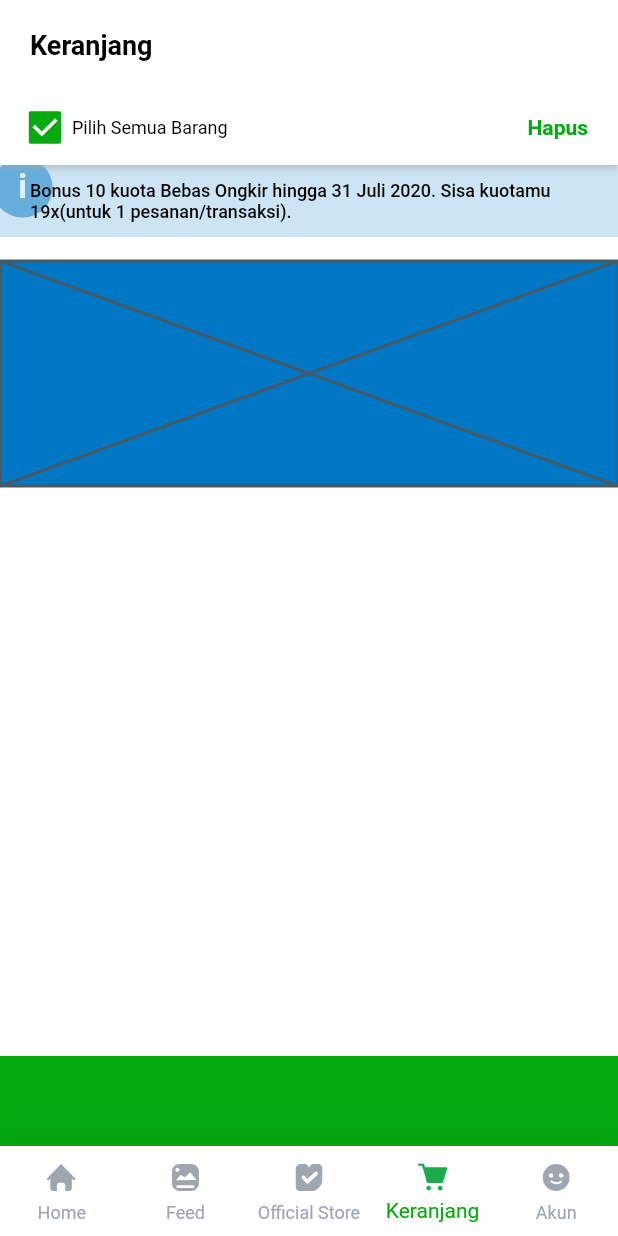
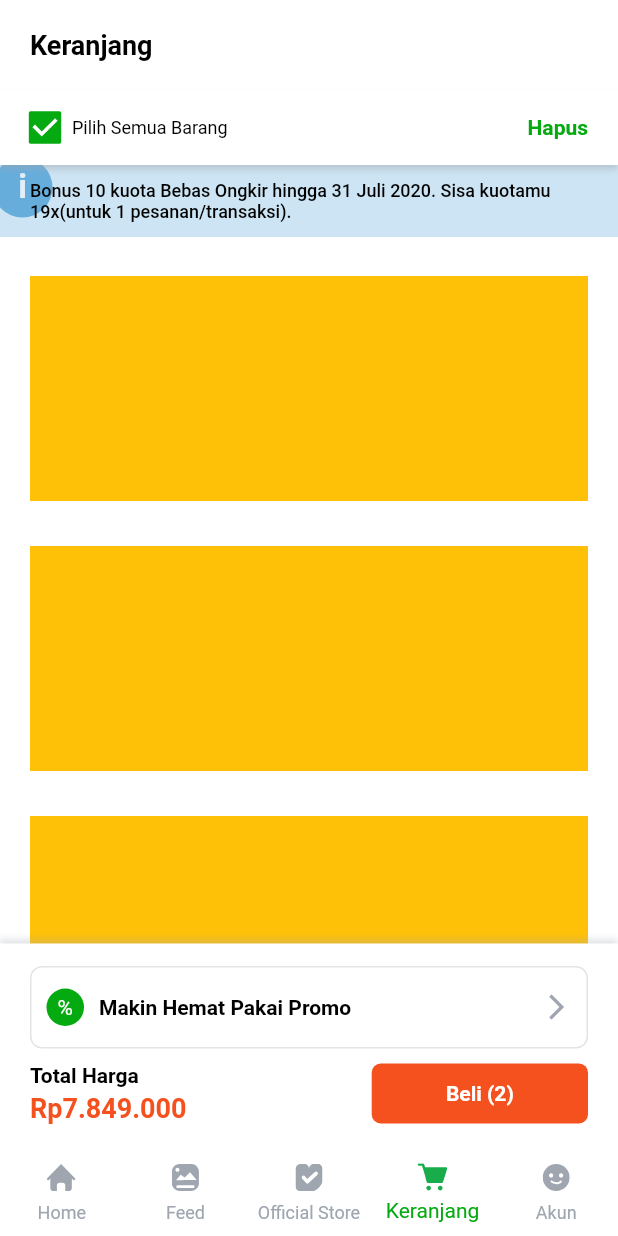
Before and after one commit to farhanfadila1717/Tokopedia-UI-Clone-With-Flutter, a Flutter app: the screen it shows after launch, swiped to page 4, on a phone screen of 412 x 824 dp. Run offline on Flutter 3.47's test engine with Material 2 defaults, Android fonts, the phone set to English and light mode, and no system bars; our stand-ins replace carousel_slider, flutter_rating_bar, flutter_svg, google_fonts; network calls fail.

Commit message:
Commit 3 Agustus

```diff
--- a/lib/models/produk.dart
+++ b/lib/models/produk.dart
@@ -2,20 +2,15 @@ part of 'models.dart';
 
 class Produk {
   final String fotoProduk;
-  final String namaProduk;
-  final int hargaProduk;
-  final double ratingProduk;
-  final int totalBeliProduk;
-  final String kotaTokoProduk;
-  final String statusToko;
-  final int sisaProduk;
-  final String detailProduk;
+  final String namaProduk, namaToko, kotaTokoProduk, statusToko, detailProduk;
+  final int hargaProduk, totalBeliProduk, sisaProduk;
+  final double ratingProduk, promo;
   final bool isFavorite;
-  final double promo;
 
   Produk({
     this.namaProduk,
     this.fotoProduk,
+    this.namaToko,
     this.hargaProduk,
     this.ratingProduk,
     this.kotaTokoProduk,
@@ -32,6 +27,7 @@ class Produk {
 List<Produk> dummyProduk = [
   Produk(
     namaProduk: "Shark Helmet",
+    namaToko: "Toko Bangben",
     fotoProduk: "assets/img/helm.jpg",
     hargaProduk: 700000,
     ratingProduk: 4.5,
@@ -42,6 +38,7 @@ List<Produk> dummyProduk = [
   ),
   Produk(
       namaProduk: "Samsung A 51",
+      namaToko: "Toko Jaya Makmur",
       fotoProduk: "assets/img/hp_samsung.jpg",
       hargaProduk: 4699000,
       ratingProduk: 3.6,
@@ -52,6 +49,7 @@ List<Produk> dummyProduk = [
       isFavorite: true),
   Produk(
     namaProduk: "Xiaomi Note 9s",
+    namaToko: "Xiaomi Official Store",
     fotoProduk: "assets/img/hp_xiaomi.jpg",
     hargaProduk: 3150000,
     ratingProduk: 4.7,
@@ -63,6 +61,7 @@ List<Produk> dummyProduk = [
   ),
   Produk(
     namaProduk: "Mechanical Keyboard Gaming",
+    namaToko: "Galaxy Gaming",
     fotoProduk: "assets/img/keyboard.jpg",
     hargaProduk: 150000,
     ratingProduk: 4.2,
@@ -73,6 +72,7 @@ List<Produk> dummyProduk = [
   ),
   Produk(
     namaProduk: "Macbook Pro 2016",
+    namaToko: "Sinar Gadget",
     fotoProduk: "assets/img/laptop.jpg",
     hargaProduk: 12000000,
     ratingProduk: 4,
@@ -83,6 +83,7 @@ List<Produk> dummyProduk = [
   ),
   Produk(
     namaProduk: "Huawei Matebook D14",
+    namaToko: "Koye Electrinic",
     fotoProduk: "assets/img/matebook.jpg",
     hargaProduk: 10500000,
     ratingProduk: 4.4,
@@ -93,6 +94,7 @@ List<Produk> dummyProduk = [
   ),
   Produk(
     namaProduk: "HP Monitor 24mh",
+    namaToko: "Koye Electronic",
     fotoProduk: "assets/img/monitor_hp.jpg",
     hargaProduk: 150000,
     ratingProduk: 4.7,
@@ -103,6 +105,7 @@ List<Produk> dummyProduk = [
   ),
   Produk(
     namaProduk: "HP Mouse Black",
+    namaToko: "Koye Electronic",
     fotoProduk: "assets/img/mouse.jpg",
     hargaProduk: 150000,
     ratingProduk: 4.7,
@@ -113,6 +116,7 @@ List<Produk> dummyProduk = [
   ),
   Produk(
     namaProduk: "Parfume For Woman",
+    namaToko: "Leli Fashion Murah",
     fotoProduk: "assets/img/parfume.jpg",
     hargaProduk: 300000,
     ratingProduk: 4.5,
@@ -123,6 +127,7 @@ List<Produk> dummyProduk = [
   ),
   Produk(
     namaProduk: "Playstation 5",
+    namaToko: "Buye Electronic",
     fotoProduk: "assets/img/ps_5.jpg",
     hargaProduk: 7000000,
     ratingProduk: 4.2,
@@ -133,6 +138,7 @@ List<Produk> dummyProduk = [
   ),
   Produk(
     namaProduk: "RD Shimano Alivio",
+    namaToko: "Gede Sports",
     fotoProduk: "assets/img/rd_alivio.jpg",
     hargaProduk: 350000,
     ratingProduk: 4.1,
@@ -143,6 +149,7 @@ List<Produk> dummyProduk = [
   ),
   Produk(
     namaProduk: "Sepeda MTB Polygon",
+    namaToko: "Goes Santai",
     fotoProduk: "assets/img/sepeda_polygon.jpg",
     hargaProduk: 7000000,
     ratingProduk: 4.7,
@@ -153,6 +160,7 @@ List<Produk> dummyProduk = [
   ),
   Produk(
     namaProduk: "Nutrica Aptamil",
+    namaToko: "Nutre Official",
     fotoProduk: "assets/img/susu_bayi.jpg",
     hargaProduk: 130000,
     ratingProduk: 4.3,
@@ -163,6 +171,7 @@ List<Produk> dummyProduk = [
   ),
   Produk(
     namaProduk: "SGM Ananda 0-6 Bulan",
+    namaToko: "Keoko Mart",
     fotoProduk: "assets/img/susu_sgm.jpg",
     hargaProduk: 70000,
     ratingProduk: 4.5,
--- a/lib/ui/pages/keranjang.dart
+++ b/lib/ui/pages/keranjang.dart
@@ -9,7 +9,8 @@ class _KeranjangPageState extends State<KeranjangPage> {
   Color statusBarColor;
   List<bool> checkBox;
   bool checkAll = true;
-
+  int totalHarga = 0;
+  var i;
   @override
   void initState() {
     statusBarColor = mainColor;
@@ -18,13 +19,15 @@ class _KeranjangPageState extends State<KeranjangPage> {
 
   @override
   Widget build(BuildContext context) {
-    int totalHarga = 0;
     double widthSize = MediaQuery.of(context).size.width;
-    List<Produk> keranjangProduk = dummyProduk.sublist(5, 8);
+    List<Produk> keranjangProduk = dummyProduk.sublist(1, 3);
 
-    for (var i = 0; i < keranjangProduk.length; i++) {
+    for (i = 0; i < keranjangProduk.length;) {
       totalHarga += keranjangProduk[i].hargaProduk;
+
+      i++;
     }
+
     return AnnotatedRegion<SystemUiOverlayStyle>(
       value: SystemUiOverlayStyle(
         statusBarIconBrightness: Brightness.dark,
@@ -82,12 +85,11 @@ class _KeranjangPageState extends State<KeranjangPage> {
                           ],
                         ),
                       ),
-                      Container(
-                        height: 150,
-                        width: double.infinity,
-                        color: accentColor1,
-                        child: Placeholder(),
-                      ),
+                      Wrap(
+                        runSpacing: 10,
+                        spacing: 10,
+                        children: listOfKeranjang(widthSize),
+                      )
                     ],
                   ),
                 ),
@@ -193,9 +195,127 @@ class _KeranjangPageState extends State<KeranjangPage> {
               Positioned(
                 bottom: 60,
                 child: Container(
-                  height: 60,
+                  padding: EdgeInsets.symmetric(
+                      vertical: 15, horizontal: defaultMargin),
                   width: widthSize,
-                  color: mainColor,
+                  decoration: BoxDecoration(
+                    color: Colors.white,
+                    boxShadow: [
+                      BoxShadow(
+                        color: accentColor3.withOpacity(0.3),
+                        blurRadius: 3,
+                        offset: Offset(0, -3),
+                      ),
+                    ],
+                  ),
+                  child: Column(
+                    crossAxisAlignment: CrossAxisAlignment.start,
+                    children: [
+                      Container(
+                        height: 55,
+                        width: double.infinity,
+                        padding: EdgeInsets.all(10),
+                        decoration: BoxDecoration(
+                          color: Colors.white,
+                          borderRadius: BorderRadius.circular(8),
+                          border: Border.all(
+                            width: 1,
+                            color: accentColor3.withOpacity(0.3),
+                          ),
+                        ),
+                        child: Row(
+                          mainAxisAlignment: MainAxisAlignment.start,
+                          crossAxisAlignment: CrossAxisAlignment.center,
+                          children: [
+                            Container(
+                              height: 25,
+                              width: 25,
+                              decoration: BoxDecoration(
+                                color: mainColor,
+                                shape: BoxShape.circle,
+                              ),
+                              child: Center(
+                                child: Text(
+                                  "%",
+                                  style: whiteTextFont,
+                                ),
+                              ),
+                            ),
+                            SizedBox(
+                              width: 10,
+                            ),
+                            Text(
+                              "Makin Hemat Pakai Promo",
+                              style: blackTextFont.copyWith(
+                                fontWeight: FontWeight.bold,
+                              ),
+                            ),
+                            Spacer(),
+                            Icon(
+                              Icons.arrow_forward_ios,
+                              size: 20,
+                              color: accentColor3,
+                            ),
+                          ],
+                        ),
+                      ),
+                      SizedBox(
+                        height: 10,
+                      ),
+                      Container(
+                        height: 40,
+                        width: double.infinity,
+                        child: Row(
+                          children: [
+                            Container(
+                              height: double.infinity,
+                              child: Column(
+                                crossAxisAlignment: CrossAxisAlignment.start,
+                                children: [
+                                  Text(
+                                    "Total Harga",
+                                    style: blackTextFont.copyWith(
+                                      fontWeight: FontWeight.w600,
+                                    ),
+                                  ),
+                                  Spacer(),
+                                  Text(
+                                    NumberFormat.currency(
+                                      locale: 'id_ID',
+                                      symbol: 'Rp',
+                                      decimalDigits: 0,
+                                    ).format(totalHarga),
+                                    style: whiteTextFont.copyWith(
+                                      fontSize: 18,
+                                      fontWeight: FontWeight.w600,
+                                      color: Colors.deepOrange[600],
+                                    ),
+                                  ),
+                                ],
+                              ),
+                            ),
+                            Spacer(),
+                            Container(
+                              height: double.infinity,
+                              width: widthSize * 0.35,
+                              decoration: BoxDecoration(
+                                color: Colors.deepOrange[600],
+                                borderRadius: BorderRadius.circular(6),
+                              ),
+                              child: Center(
+                                child: Text(
+                                  "Beli (${keranjangProduk.length.toString()})",
+                                  style: whiteTextFont.copyWith(
+                                    fontWeight: FontWeight.w600,
+                                  ),
+                                ),
+                              ),
+                            ),
+                          ],
+                        ),
+                      ),
+                    ],
+                  ),
                 ),
               ),
             ],
@@ -205,4 +325,14 @@ class _KeranjangPageState extends State<KeranjangPage> {
       ),
     );
   }
+
+  List<Widget> listOfKeranjang(double widthSize) {
+    List<Kategori> newKategori = dummyKategori;
+
+    return newKategori
+        .map((e) => KeranjangCard(
+              widthSize: widthSize,
+            ))
+        .toList();
+  }
 }
--- a/lib/ui/pages/main_page.dart
+++ b/lib/ui/pages/main_page.dart
@@ -57,7 +57,9 @@ class _MainPageState extends State<MainPage> {
             color: Colors.white,
             boxShadow: [
               BoxShadow(
-                color: Colors.black.withOpacity(0.05),
+                color: (bottomNavbarIndex == 3)
+                    ? Colors.transparent
+                    : Colors.black.withOpacity(0.05),
                 spreadRadius: 5,
                 blurRadius: 20,
                 offset: Offset(0, -4),
--- a/lib/ui/pages/pages.dart
+++ b/lib/ui/pages/pages.dart
@@ -4,6 +4,7 @@ import 'package:carousel_slider/carousel_slider.dart';
 import 'package:flutter/material.dart';
 import 'package:flutter/services.dart';
 import 'package:google_fonts/google_fonts.dart';
+import 'package:intl/intl.dart';
 import 'package:tokopedia_clone/models/models.dart';
 import 'package:tokopedia_clone/shared/shared.dart';
 import 'package:flutter_svg/flutter_svg.dart';
--- /dev/null
+++ b/lib/ui/widgets/detail_produk.dart
@@ -0,0 +1 @@
+part of 'widgets.dart';
--- /dev/null
+++ b/lib/ui/widgets/keranjang_card.dart
@@ -0,0 +1,17 @@
+part of 'widgets.dart';
+
+class KeranjangCard extends StatelessWidget {
+  final double widthSize;
+
+  KeranjangCard({this.widthSize});
+
+  @override
+  Widget build(BuildContext context) {
+    return Container(
+      margin: EdgeInsets.symmetric(horizontal: defaultMargin, vertical: 10),
+      height: 150,
+      width: widthSize - 2 * defaultMargin,
+      color: Colors.amber,
+    );
+  }
+}
--- a/lib/ui/widgets/widgets.dart
+++ b/lib/ui/widgets/widgets.dart
@@ -8,3 +8,5 @@ import 'package:tokopedia_clone/shared/shared.dart';
 part 'menu_list.dart';
 part 'kategori_list.dart';
 part 'produk_card.dart';
+part 'keranjang_card.dart';
+part 'detail_produk.dart';
```
